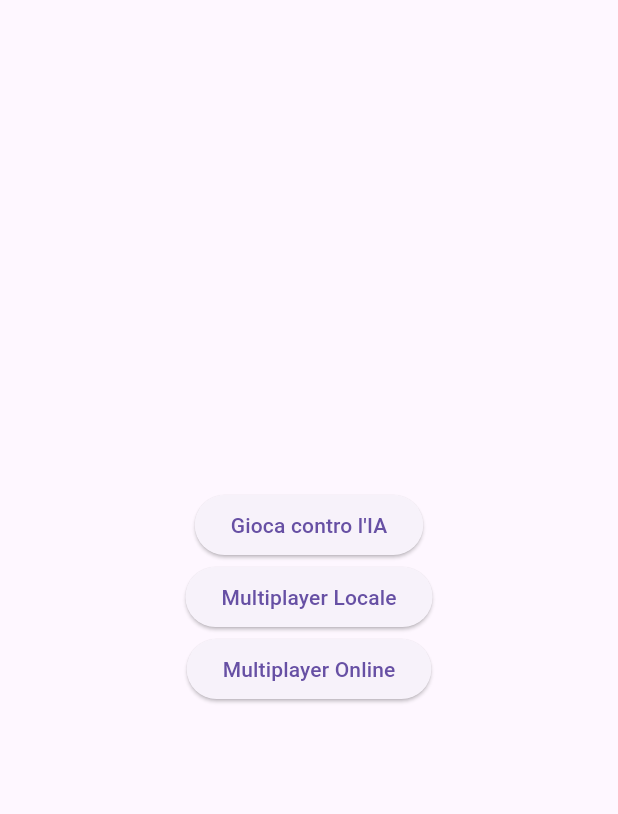
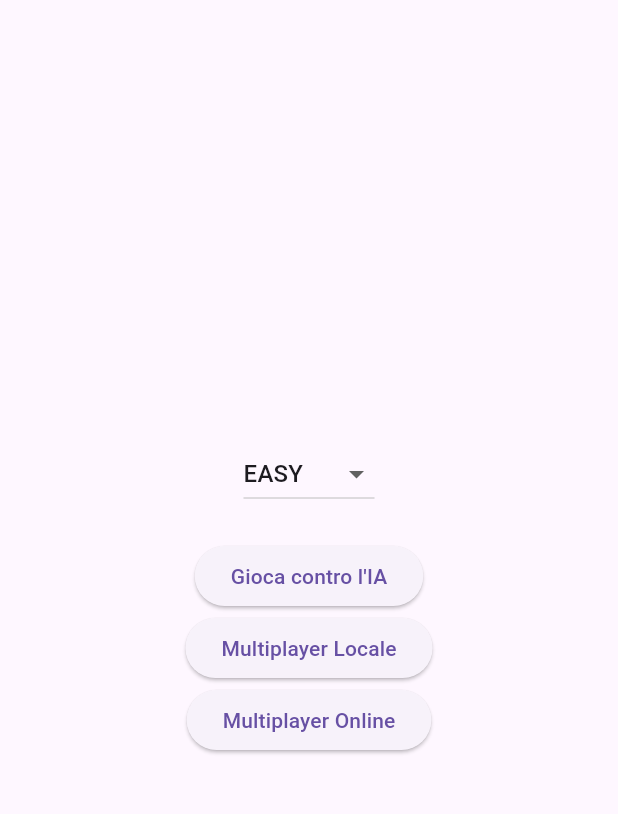
Before and after one commit to BlackWolf00/Senet-Game, a Flutter app: the screen it shows after launch, on a phone screen of 412 x 824 dp, the part 63-877 px from its top. Run offline on Flutter 3.47's test engine with Material 3 defaults, Android fonts, the light colour scheme and no system bars.

Commit message:
Add button to change difficulty of game vs IA

```diff
--- a/lib/main.dart
+++ b/lib/main.dart
@@ -15,7 +15,14 @@ class SenetApp extends StatelessWidget {
   }
 }
 
-class MainMenu extends StatelessWidget {
+class MainMenu extends StatefulWidget {
+  @override
+  _MainMenuState createState() => _MainMenuState();
+}
+
+class _MainMenuState extends State<MainMenu> {
+  AIDifficulty selectedDifficulty = AIDifficulty.easy;
+
   @override
   Widget build(BuildContext context) {
     return Scaffold(
@@ -24,11 +31,28 @@ class MainMenu extends StatelessWidget {
         child: Column(
           mainAxisAlignment: MainAxisAlignment.center,
           children: [
+            DropdownButton<AIDifficulty>(
+              value: selectedDifficulty,
+              onChanged: (AIDifficulty? newValue) {
+                if (newValue != null) {
+                  setState(() {
+                    selectedDifficulty = newValue;
+                  });
+                }
+              },
+              items: AIDifficulty.values.map((AIDifficulty difficulty) {
+                return DropdownMenuItem<AIDifficulty>(
+                  value: difficulty,
+                  child: Text(difficulty.toString().split('.').last.toUpperCase()),
+                );
+              }).toList(),
+            ),
+            SizedBox(height: 20),
             ElevatedButton(
               onPressed: () {
                 Navigator.push(
                   context,
-                  MaterialPageRoute(builder: (context) => GameScreen(vsAI: true, aiDifficulty: AIDifficulty.hard)),
+                  MaterialPageRoute(builder: (context) => GameScreen(vsAI: true, aiDifficulty: selectedDifficulty)),
                 );
               },
               child: Text('Gioca contro l\'IA'),
@@ -37,7 +61,7 @@ class MainMenu extends StatelessWidget {
               onPressed: () {
                 Navigator.push(
                   context,
-                  MaterialPageRoute(builder: (context) => GameScreen(vsAI: false, aiDifficulty: AIDifficulty.easy)),
+                  MaterialPageRoute(builder: (context) => GameScreen(vsAI: false, aiDifficulty: selectedDifficulty)),
                 );
               },
               child: Text('Multiplayer Locale'),
```
